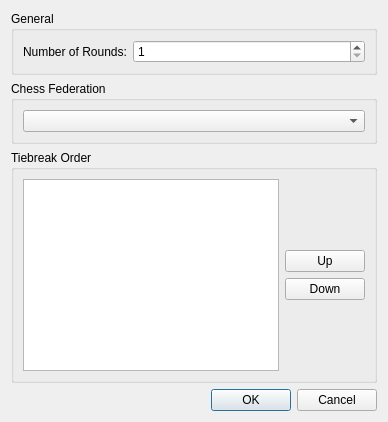
gambit-devs/gambit-pairing, file src/gambitpairing/ui/tournament_settings_dialog.ui: the form before one commit.
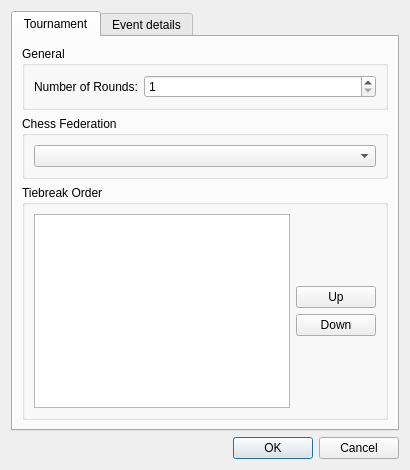
The form after the commit.

Commit message:
Add event details and bulk player registration
Adds reusable event metadata to tournament configuration and dialogs, exports it in TRF files, and warns about incomplete FIDE data before export. Adds bulk registration of selected search results, immediate player-list downloads, status updates, and supporting persistence and UI tests.

```diff
--- a/src/gambitpairing/ui/tournament_settings_dialog.ui
+++ b/src/gambitpairing/ui/tournament_settings_dialog.ui
@@ -7,6 +7,13 @@
   </property>
   <layout class="QVBoxLayout" name="main_layout">
    <item>
+    <widget class="QTabWidget" name="setup_tabs">
+     <widget class="QWidget" name="tournament_tab">
+      <attribute name="title">
+       <string>Tournament</string>
+      </attribute>
+      <layout class="QVBoxLayout" name="tournament_tab_layout">
+       <item>
     <widget class="QGroupBox" name="rounds_group">
      <property name="title">
       <string>General</string>
@@ -120,6 +127,16 @@
      </layout>
     </widget>
    </item>
+      </layout>
+     </widget>
+     <widget class="QWidget" name="event_tab">
+      <attribute name="title">
+       <string>Event details</string>
+      </attribute>
+      <layout class="QVBoxLayout" name="event_tab_layout" />
+     </widget>
+    </widget>
+   </item>
    <item>
     <widget class="QDialogButtonBox" name="buttons">
      <property name="standardButtons">
```
Left out of the diff: 4 changed lines with no effect on the pictures. Lines whose indentation alone changed are shown as unchanged. The commit also changes 23 other files.
